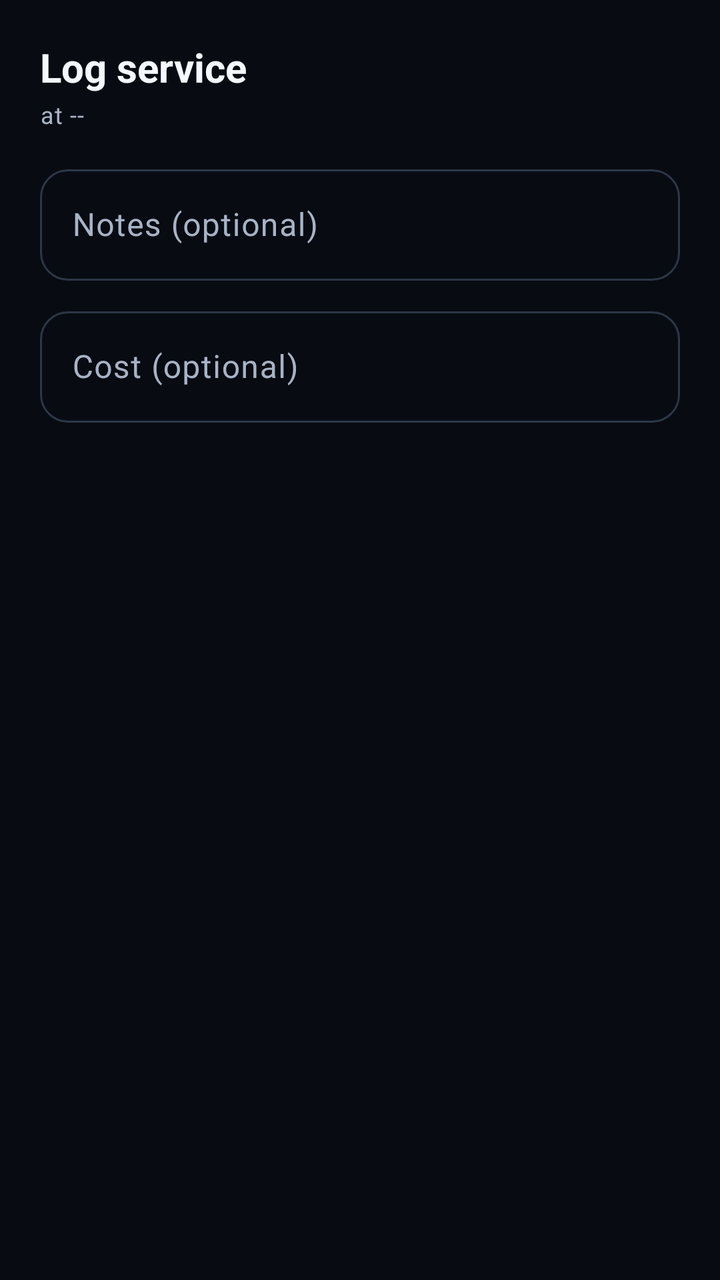
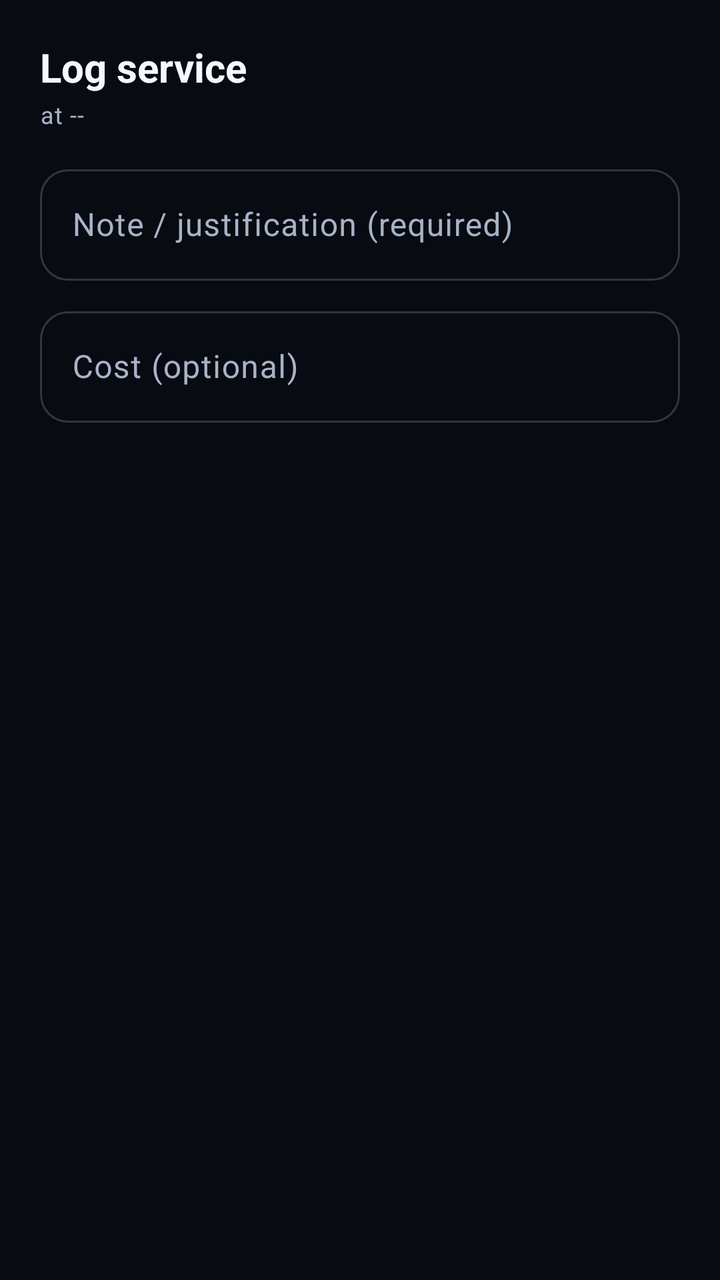

Two renders of the same Android screen: before a commit and after it. Below are the layout's source before the change and the commit's diff.
<!-- AndroidManifest.xml: application theme Theme.XsrCompanion -->
<!-- res/layout/dialog_service_log.xml -->
<?xml version="1.0" encoding="utf-8"?>
<LinearLayout xmlns:android="http://schemas.android.com/apk/res/android"
    xmlns:app="http://schemas.android.com/apk/res-auto"
    android:layout_width="match_parent"
    android:layout_height="wrap_content"
    android:orientation="vertical"
    android:padding="20dp">

    <TextView
        android:id="@+id/tvServiceTitle"
        android:layout_width="match_parent"
        android:layout_height="wrap_content"
        android:text="Log service"
        android:textColor="@color/text_primary"
        android:textSize="20sp"
        android:textStyle="bold" />

    <TextView
        android:id="@+id/tvServiceOdo"
        android:layout_width="match_parent"
        android:layout_height="wrap_content"
        android:layout_marginTop="2dp"
        android:text="at --"
        android:textAppearance="@style/TextAppearance.Xsr.Caption" />

    <com.google.android.material.textfield.TextInputLayout
        style="@style/Widget.Material3.TextInputLayout.OutlinedBox"
        android:layout_width="match_parent"
        android:layout_height="wrap_content"
        android:layout_marginTop="14dp"
        android:hint="Notes (optional)"
        app:boxCornerRadiusBottomEnd="14dp"
        app:boxCornerRadiusBottomStart="14dp"
        app:boxCornerRadiusTopEnd="14dp"
        app:boxCornerRadiusTopStart="14dp">

        <com.google.android.material.textfield.TextInputEditText
            android:id="@+id/inputServiceNotes"
            android:layout_width="match_parent"
            android:layout_height="wrap_content"
            android:inputType="textCapSentences" />
    </com.google.android.material.textfield.TextInputLayout>

    <com.google.android.material.textfield.TextInputLayout
        style="@style/Widget.Material3.TextInputLayout.OutlinedBox"
        android:layout_width="match_parent"
        android:layout_height="wrap_content"
        android:layout_marginTop="10dp"
        android:hint="Cost (optional)"
        app:boxCornerRadiusBottomEnd="14dp"
        app:boxCornerRadiusBottomStart="14dp"
        app:boxCornerRadiusTopEnd="14dp"
        app:boxCornerRadiusTopStart="14dp">

        <com.google.android.material.textfield.TextInputEditText
            android:id="@+id/inputServiceCost"
            android:layout_width="match_parent"
            android:layout_height="wrap_content"
            android:inputType="numberDecimal" />
    </com.google.android.material.textfield.TextInputLayout>
</LinearLayout>
<!-- resources referenced by this layout -->
<resources>
  <color name="text_primary">#F5F8FF</color>
  <style name="TextAppearance.Xsr.Caption" parent="TextAppearance.Material3.BodySmall">
          <item name="android:textColor">@color/text_secondary</item>
      </style>
  <style name="Theme.XsrCompanion" parent="Theme.Material3.Dark.NoActionBar">
          <item name="colorPrimary">@color/primary</item>
          <item name="colorOnPrimary">@color/on_primary</item>
          <item name="colorPrimaryContainer">@color/primary_dim</item>
          <item name="colorOnPrimaryContainer">@color/text_primary</item>
          <item name="colorSecondary">@color/secondary</item>
          <item name="colorOnSecondary">@color/on_secondary</item>
          <item name="colorTertiary">@color/tertiary</item>
  
          <item name="android:colorBackground">@color/bg_dark</item>
          <item name="colorSurface">@color/surface</item>
          <item name="colorOnSurface">@color/text_primary</item>
          <item name="colorSurfaceVariant">@color/surface_variant</item>
          <item name="colorOnSurfaceVariant">@color/text_secondary</item>
          <item name="colorOutline">@color/outline_color</item>
          <item name="colorError">@color/accent_red</item>
  
          <item name="android:statusBarColor">@android:color/transparent</item>
          <item name="android:navigationBarColor">@android:color/transparent</item>
          <item name="android:windowLightStatusBar">false</item>
          <item name="android:windowLightNavigationBar">false</item>
          <item name="android:enforceStatusBarContrast">false</item>
          <item name="android:enforceNavigationBarContrast">false</item>
          <item name="android:windowBackground">@color/bg_dark</item>
  
          <item name="materialCardViewStyle">@style/Widget.Xsr.Card</item>
          <item name="materialButtonStyle">@style/Widget.Xsr.Button</item>
      </style>
  <color name="text_secondary">#A7B3C7</color>
  <color name="primary">#4D8DFF</color>
  <color name="on_primary">#04122B</color>
  <color name="primary_dim">#1D3A6E</color>
  <color name="secondary">#22D3EE</color>
  <color name="on_secondary">#001F24</color>
  <color name="tertiary">#A78BFA</color>
  <color name="bg_dark">#080B11</color>
  <color name="surface">#111722</color>
  <color name="surface_variant">#1A2231</color>
  <color name="outline_color">#2C3748</color>
  <color name="accent_red">#F87171</color>
  <style name="Widget.Xsr.Card" parent="Widget.Material3.CardView.Filled">
          <item name="cardBackgroundColor">@color/surface</item>
          <item name="cardCornerRadius">22dp</item>
          <item name="cardElevation">0dp</item>
          <item name="strokeColor">@color/outline_color</item>
          <item name="strokeWidth">1dp</item>
          <item name="contentPadding">0dp</item>
      </style>
  <style name="Widget.Xsr.Button" parent="Widget.Material3.Button">
          <item name="cornerRadius">18dp</item>
          <item name="android:minHeight">52dp</item>
          <item name="android:textAllCaps">false</item>
      </style>
</resources>

<!-- the commit's change to res/layout/dialog_service_log.xml (unified diff, before → after) -->
@@ -28,7 +28,7 @@
         android:layout_width="match_parent"
         android:layout_height="wrap_content"
         android:layout_marginTop="14dp"
-        android:hint="Notes (optional)"
+        android:hint="Note / justification (required)"
         app:boxCornerRadiusBottomEnd="14dp"
         app:boxCornerRadiusBottomStart="14dp"
         app:boxCornerRadiusTopEnd="14dp"
